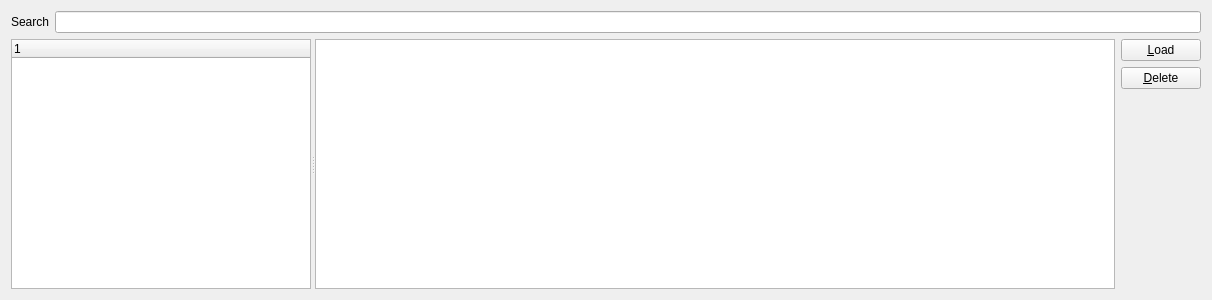
The window that src/Module/src/Logbook/LogbookWidget.ui (till213/SkyDolly) describes before a commit, drawn with Qt 5.
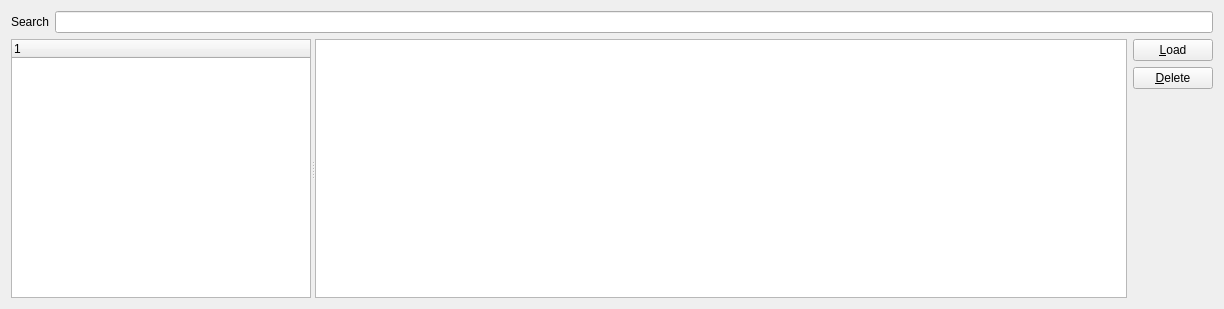
The same window after the commit.

```diff
--- a/src/Module/src/Logbook/LogbookWidget.ui
+++ b/src/Module/src/Logbook/LogbookWidget.ui
@@ -6,8 +6,8 @@
    <rect>
     <x>0</x>
     <y>0</y>
-    <width>1212</width>
-    <height>300</height>
+    <width>1224</width>
+    <height>309</height>
    </rect>
   </property>
   <property name="windowTitle">
@@ -62,7 +62,7 @@
        </property>
       </column>
      </widget>
-     <widget class="QWidget" name="">
+     <widget class="QWidget" name="layoutWidget">
       <layout class="QHBoxLayout" name="horizontalLayout">
        <item>
         <widget class="QTableWidget" name="logTableWidget">
@@ -75,7 +75,7 @@
          <property name="minimumSize">
           <size>
            <width>800</width>
-           <height>250</height>
+           <height>0</height>
           </size>
          </property>
         </widget>
```
